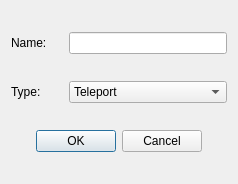
Old version of the form Editor/addaction.ui in the repository LBALab/lbanet.
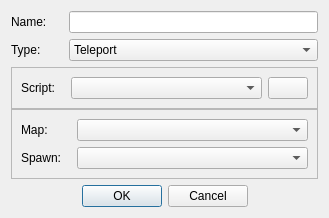
New version of the form. Icons and pictures are not drawn.

```diff
--- a/Editor/addaction.ui
+++ b/Editor/addaction.ui
@@ -9,10 +9,16 @@
    <rect>
     <x>0</x>
     <y>0</y>
-    <width>238</width>
-    <height>184</height>
+    <width>329</width>
+    <height>217</height>
    </rect>
   </property>
+  <property name="sizePolicy">
+   <sizepolicy hsizetype="Preferred" vsizetype="Fixed">
+    <horstretch>0</horstretch>
+    <verstretch>0</verstretch>
+   </sizepolicy>
+  </property>
   <property name="windowTitle">
    <string>Add Action</string>
   </property>
@@ -47,6 +53,169 @@
     </widget>
    </item>
    <item row="2" column="0" colspan="3">
+    <widget class="QFrame" name="frame_custom">
+     <layout class="QVBoxLayout" name="verticalLayout">
+      <property name="spacing">
+       <number>0</number>
+      </property>
+      <property name="margin">
+       <number>0</number>
+      </property>
+      <item>
+       <widget class="QFrame" name="frame_script">
+        <property name="frameShape">
+         <enum>QFrame::StyledPanel</enum>
+        </property>
+        <property name="frameShadow">
+         <enum>QFrame::Raised</enum>
+        </property>
+        <layout class="QGridLayout" name="gridLayout_2">
+         <item row="0" column="0">
+          <widget class="QLabel" name="label_3">
+           <property name="sizePolicy">
+            <sizepolicy hsizetype="Fixed" vsizetype="Preferred">
+             <horstretch>0</horstretch>
+             <verstretch>0</verstretch>
+            </sizepolicy>
+           </property>
+           <property name="text">
+            <string>Script:</string>
+           </property>
+          </widget>
+         </item>
+         <item row="0" column="2">
+          <widget class="QComboBox" name="comboBox_script_name"/>
+         </item>
+         <item row="0" column="3">
+          <widget class="QPushButton" name="pushButton_script_add">
+           <property name="sizePolicy">
+            <sizepolicy hsizetype="Fixed" vsizetype="Fixed">
+             <horstretch>0</horstretch>
+             <verstretch>0</verstretch>
+            </sizepolicy>
+           </property>
+           <property name="text">
+            <string/>
+           </property>
+           <property name="icon">
+            <iconset resource="editor.qrc">
+             <normaloff>:/Editor/Resources/icons/PNG/onebit_31.png</normaloff>:/Editor/Resources/icons/PNG/onebit_31.png</iconset>
+           </property>
+          </widget>
+         </item>
+         <item row="0" column="1">
+          <spacer name="horizontalSpacer_3">
+           <property name="orientation">
+            <enum>Qt::Horizontal</enum>
+           </property>
+           <property name="sizeType">
+            <enum>QSizePolicy::Fixed</enum>
+           </property>
+           <property name="sizeHint" stdset="0">
+            <size>
+             <width>10</width>
+             <height>20</height>
+            </size>
+           </property>
+          </spacer>
+         </item>
+        </layout>
+       </widget>
+      </item>
+      <item>
+       <widget class="QFrame" name="frame_TP">
+        <property name="enabled">
+         <bool>true</bool>
+        </property>
+        <property name="frameShape">
+         <enum>QFrame::StyledPanel</enum>
+        </property>
+        <property name="frameShadow">
+         <enum>QFrame::Raised</enum>
+        </property>
+        <layout class="QGridLayout" name="gridLayout_3">
+         <item row="0" column="0">
+          <widget class="QLabel" name="label">
+           <property name="sizePolicy">
+            <sizepolicy hsizetype="Fixed" vsizetype="Preferred">
+             <horstretch>0</horstretch>
+             <verstretch>0</verstretch>
+            </sizepolicy>
+           </property>
+           <property name="text">
+            <string>Map:</string>
+           </property>
+          </widget>
+         </item>
+         <item row="0" column="2">
+          <widget class="QComboBox" name="comboBox_tp_map">
+           <property name="sizePolicy">
+            <sizepolicy hsizetype="Preferred" vsizetype="Preferred">
+             <horstretch>0</horstretch>
+             <verstretch>0</verstretch>
+            </sizepolicy>
+           </property>
+          </widget>
+         </item>
+         <item row="1" column="0">
+          <widget class="QLabel" name="label_2">
+           <property name="sizePolicy">
+            <sizepolicy hsizetype="Fixed" vsizetype="Preferred">
+             <horstretch>0</horstretch>
+             <verstretch>0</verstretch>
+            </sizepolicy>
+           </property>
+           <property name="text">
+            <string>Spawn:</string>
+           </property>
+          </widget>
+         </item>
+         <item row="1" column="2">
+          <widget class="QComboBox" name="comboBox_tp_spawn">
+           <property name="sizePolicy">
+            <sizepolicy hsizetype="Preferred" vsizetype="Preferred">
+             <horstretch>0</horstretch>
+             <verstretch>0</verstretch>
+            </sizepolicy>
+           </property>
+          </widget>
+         </item>
+         <item row="1" column="1">
+          <spacer name="horizontalSpacer_2">
+           <property name="orientation">
+            <enum>Qt::Horizontal</enum>
+           </property>
+           <property name="sizeType">
+            <enum>QSizePolicy::Fixed</enum>
+           </property>
+           <property name="sizeHint" stdset="0">
+            <size>
+             <width>10</width>
+             <height>20</height>
+            </size>
+           </property>
+          </spacer>
+         </item>
+         <item row="2" column="2">
+          <spacer name="verticalSpacer">
+           <property name="orientation">
+            <enum>Qt::Vertical</enum>
+           </property>
+           <property name="sizeHint" stdset="0">
+            <size>
+             <width>20</width>
+             <height>2</height>
+            </size>
+           </property>
+          </spacer>
+         </item>
+        </layout>
+       </widget>
+      </item>
+     </layout>
+    </widget>
+   </item>
+   <item row="3" column="0" colspan="3">
     <widget class="QDialogButtonBox" name="buttonBox">
      <property name="orientation">
       <enum>Qt::Horizontal</enum>
```
Left out of the diff: 41 changed lines with no effect on the pictures.
